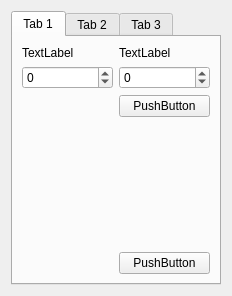
Old version of the form View/frontend/UI/camera_control.ui in the repository FranciscoGauna/Microscopy-Program.
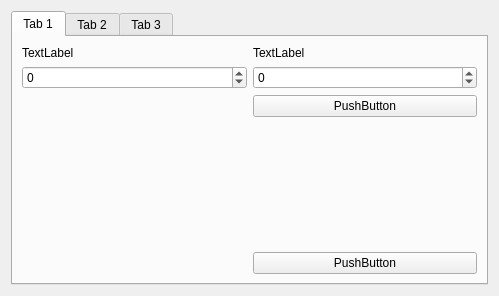
New version of the form.

What changed in the file:
```diff
--- a/View/frontend/UI/camera_control.ui
+++ b/View/frontend/UI/camera_control.ui
@@ -6,7 +6,7 @@
    <rect>
     <x>0</x>
     <y>0</y>
-    <width>230</width>
+    <width>499</width>
     <height>296</height>
    </rect>
   </property>
```
